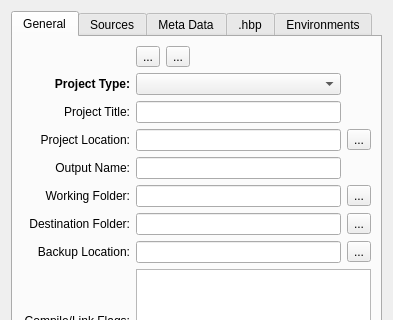
harbour/core, file harbour/contrib/hbide/resources/projectproperties.ui: the form before one commit; both pictures show x 0 to 393 and y 0 to 320 of the 393 by 478 pixel window.
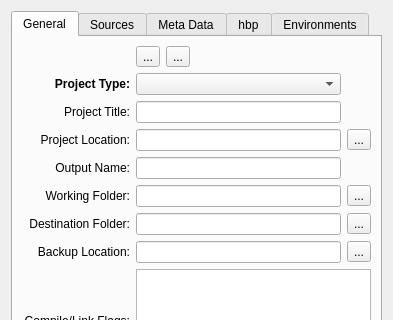
The form after the commit.

Diff of the .ui file:
```diff
--- a/harbour/contrib/hbide/resources/projectproperties.ui
+++ b/harbour/contrib/hbide/resources/projectproperties.ui
@@ -452,7 +452,7 @@
      </widget>
      <widget class="QWidget" name="tabHbp">
       <attribute name="title">
-       <string>.hbp</string>
+       <string>hbp</string>
       </attribute>
       <layout class="QGridLayout" name="gridLayout_4">
        <item row="0" column="0">
```
Left out of the diff: 4 changed lines with no effect on the pictures.
